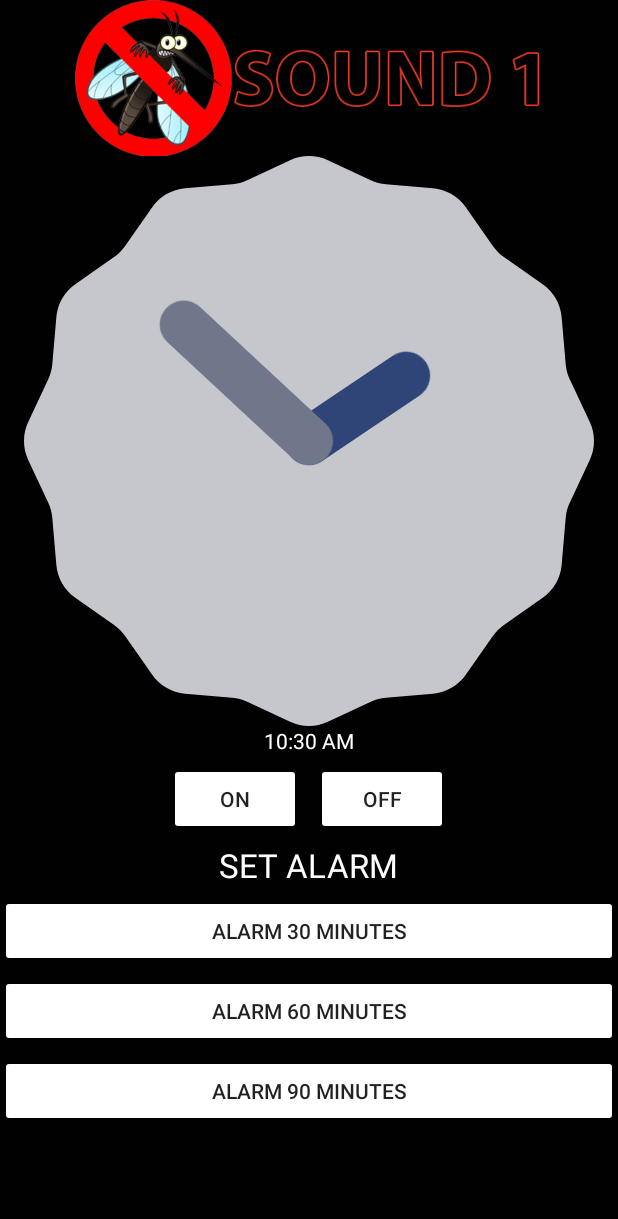
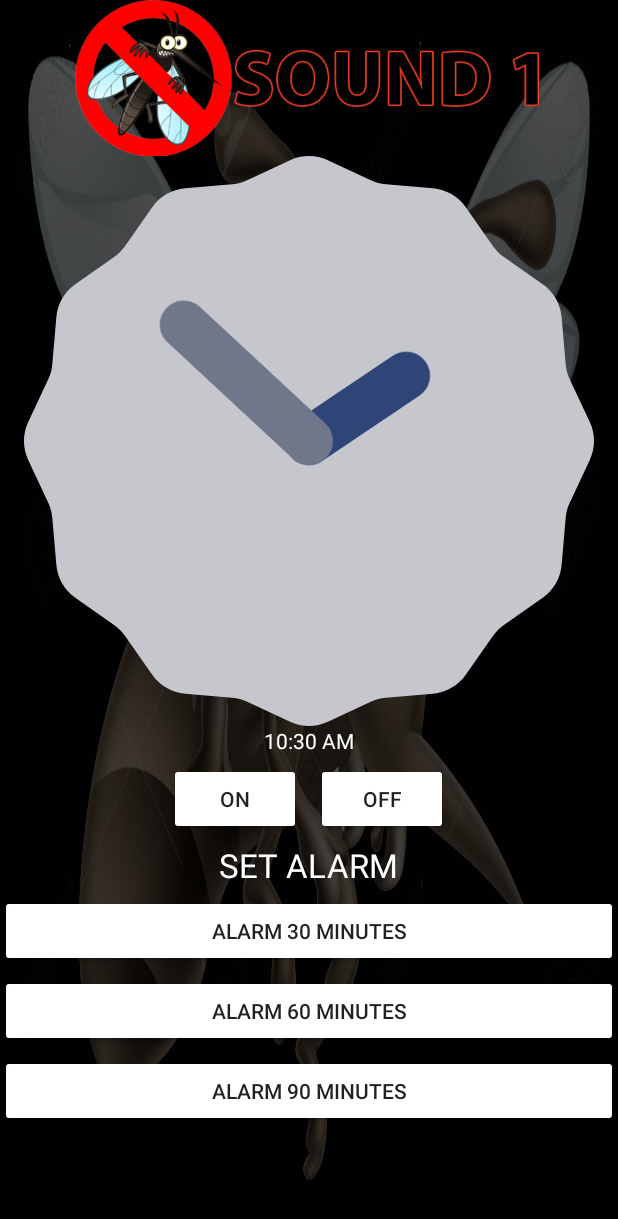
Before and after one commit to lethanhtan89/MosquitoEnd, an Android app: the Mosquito1Activity screen opened directly, with no data from a screen before it, on a phone screen of 412 x 824 dp. Shown: the top 1219 px of the screen. Run offline under Robolectric (Android 15) with nearby library versions, the phone set to English and light mode, and no system bars.

Commit message:
Update background for Apps

```diff
--- a/app/src/main/AndroidManifest.xml
+++ b/app/src/main/AndroidManifest.xml
@@ -7,7 +7,9 @@
         android:icon="@mipmap/ic_launcher"
         android:label="@string/app_name"
         android:theme="@style/MosquitoEnd" >
-        <activity android:name=".SplashActivity" android:label="@string/app_name">
+        <activity
+            android:name=".SplashActivity"
+            android:label="@string/app_name">
             <intent-filter>
                 <action android:name="android.intent.action.MAIN" />
                 <category android:name="android.intent.category.LAUNCHER" />
--- a/app/src/main/res/layout/activity_mosquito1.xml
+++ b/app/src/main/res/layout/activity_mosquito1.xml
@@ -9,6 +9,7 @@
     <LinearLayout
         android:orientation="vertical"
         android:layout_width="wrap_content"
+        android:background="@drawable/bg"
         android:layout_height="wrap_content">
 
         <ImageView
@@ -31,19 +32,17 @@
             android:textColor="@color/button"
             android:layout_marginBottom="5dp"
             android:layout_gravity="center_horizontal" />
-
         <LinearLayout
             android:orientation="horizontal"
             android:layout_width="wrap_content"
             android:layout_height="wrap_content"
             android:layout_gravity="center_horizontal">
-
             <Button
                 android:layout_width="wrap_content"
                 android:layout_height="wrap_content"
                 android:text="ON"
+                android:theme="@style/MyButton"
                 android:id="@+id/btOn"
-                    android:theme="@style/MyButton"
                 android:layout_marginRight="10dp" />
 
             <Button
@@ -52,6 +51,7 @@
                 android:text="OFF"
                 android:id="@+id/btOff"
                 android:theme="@style/MyButton" />
+
         </LinearLayout>
 
         <TextView
@@ -90,5 +90,6 @@
             android:layout_marginTop="5dp"
             android:theme="@style/MyButton"
             android:layout_gravity="center_horizontal" />
+
     </LinearLayout>
 </LinearLayout>
--- a/app/src/main/res/layout/activity_mosquito2.xml
+++ b/app/src/main/res/layout/activity_mosquito2.xml
@@ -9,6 +9,7 @@
     <LinearLayout
         android:orientation="vertical"
         android:layout_width="wrap_content"
+        android:background="@drawable/bg"
         android:layout_height="wrap_content">
 
         <ImageView
--- a/app/src/main/res/layout/activity_mosquito3.xml
+++ b/app/src/main/res/layout/activity_mosquito3.xml
@@ -9,6 +9,7 @@
     <LinearLayout
         android:orientation="vertical"
         android:layout_width="wrap_content"
+        android:background="@drawable/bg"
         android:layout_height="wrap_content">
 
         <ImageView
--- a/app/src/main/res/values/styles.xml
+++ b/app/src/main/res/values/styles.xml
@@ -1,7 +1,11 @@
 <resources>
 
     <style name="MosquitoEnd" parent="MyMaterialTheme.Base">
-
+        <item name="windowNoTitle">true</item>
+        <item name="windowActionBar">false</item>
+        <item name="colorPrimary">@color/colorPrimary</item>
+        <item name="colorPrimaryDark">@color/colorPrimaryDark</item>
+        <item name="colorAccent">@color/colorAccent</item>
     </style>
 
     <style name="MyMaterialTheme.Base" parent="Theme.AppCompat.Light.DarkActionBar">
```
Also changed, not shown: app/src/main/res/drawable/bg.png (added), 26 other files. Lines whose indentation alone changed are shown as unchanged.
